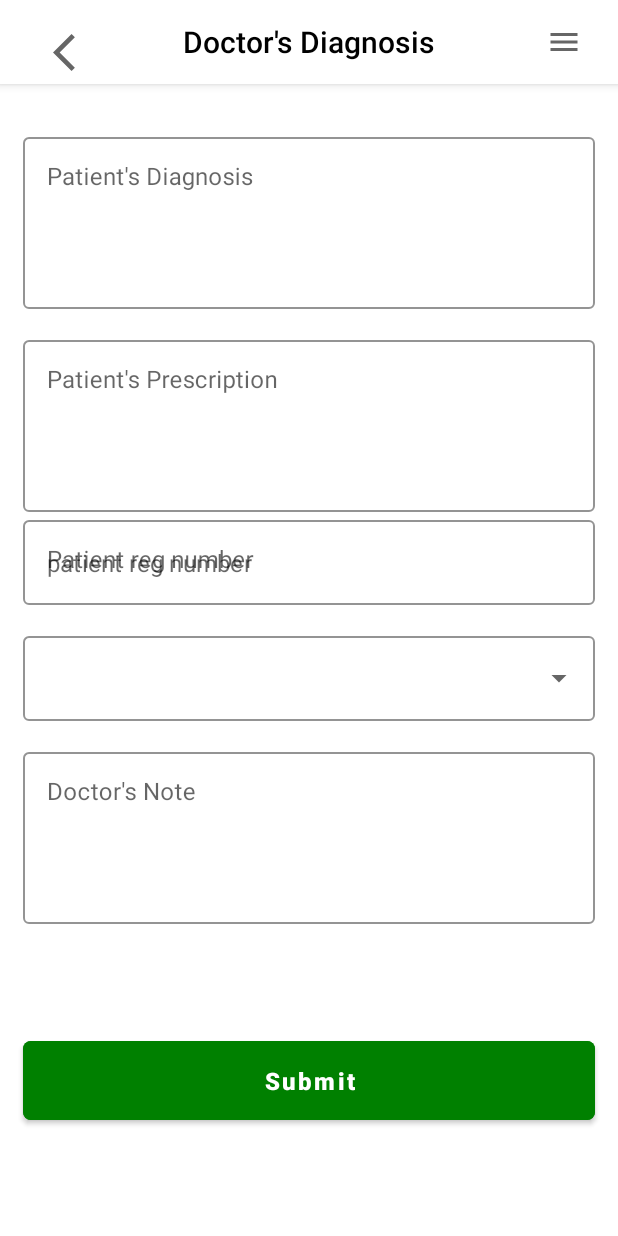
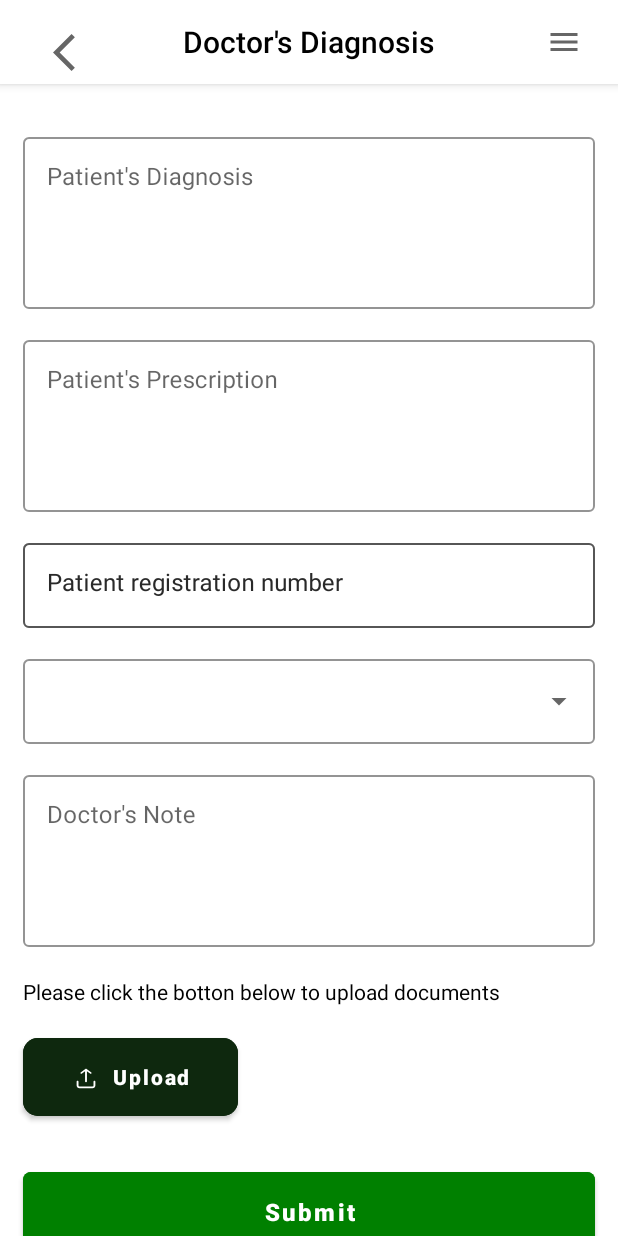
Before and after one commit to oyedsamu/Health_Records, an Android app: the DoctorPrescriptionFragment screen opened through its navigation route, on a phone screen of 412 x 824 dp. Run offline under Robolectric (Android 15) with nearby library versions, the phone set to English and light mode, and no system bars; our stand-ins replace Dagger/Hilt's generated code, navigation-ui; pictures from the network do not load; 2 statements that could not run were skipped.

Commit message:
added upload button

```diff
--- /dev/null
+++ b/app/src/main/res/drawable/upload_file_icon.xml
@@ -0,0 +1,12 @@
+<vector xmlns:android="http://schemas.android.com/apk/res/android"
+    android:width="20dp"
+    android:height="20dp"
+    android:viewportWidth="20"
+    android:viewportHeight="20">
+  <path
+      android:pathData="M7.3169,7.6772L9.375,6.1174V13.0266C9.375,13.288 9.655,13.5002 10,13.5002C10.345,13.5002 10.625,13.288 10.625,13.0266V6.1174L12.6831,7.6772C12.805,7.7698 12.965,7.816 13.125,7.816C13.285,7.816 13.445,7.7698 13.5669,7.6772C13.8109,7.4922 13.8109,7.1924 13.5669,7.0074L10.4419,4.639C10.1981,4.454 9.8019,4.454 9.5581,4.639L6.4331,7.0074C6.1891,7.1924 6.1891,7.4922 6.4331,7.6772C6.6769,7.8622 7.0731,7.8622 7.3169,7.6772Z"
+      android:fillColor="#ffffff"/>
+  <path
+      android:pathData="M15.625,12.5C15.28,12.5 15,12.78 15,13.125V15.625C15,15.9697 14.7197,16.25 14.375,16.25H5.625C5.2803,16.25 5,15.9697 5,15.625V13.125C5,12.78 4.72,12.5 4.375,12.5C4.03,12.5 3.75,12.78 3.75,13.125V15.625C3.75,16.6591 4.5909,17.5 5.625,17.5H14.375C15.4091,17.5 16.25,16.6591 16.25,15.625V13.125C16.25,12.78 15.97,12.5 15.625,12.5Z"
+      android:fillColor="#ffffff"/>
+</vector>
--- a/app/src/main/res/layout/fragment_doctor_prescription.xml
+++ b/app/src/main/res/layout/fragment_doctor_prescription.xml
@@ -116,7 +116,8 @@
             android:layout_height="wrap_content"
             android:layout_marginStart="15dp"
             android:layout_marginEnd="15dp"
-            android:hint="Patient reg number"
+            android:layout_marginTop="15dp"
+            android:hint="@string/patient_registration_number_str"
             app:boxBackgroundColor="@android:color/transparent"
             app:boxStrokeColor="@color/green"
             app:counterTextAppearance="@color/green"
@@ -131,7 +132,6 @@
                 android:layout_width="match_parent"
                 android:layout_height="match_parent"
                 android:gravity="start|top"
-                android:hint="patient reg number"
                 app:layout_constraintEnd_toEndOf="parent"
                 app:layout_constraintHorizontal_bias="0.0"
                 app:layout_constraintStart_toStartOf="parent" />
@@ -190,6 +190,73 @@
                 app:layout_constraintStart_toStartOf="parent" />
         </com.google.android.material.textfield.TextInputLayout>
 
+
+        <TextView
+            android:id="@+id/fragment_doctor_prescription_upload_file_instruction_tv"
+            android:layout_width="wrap_content"
+            android:layout_height="wrap_content"
+            android:layout_marginTop="20dp"
+            android:text="Please click the botton below to upload documents"
+            android:textColor="@color/black"
+            app:layout_constraintStart_toStartOf="@+id/fragment_doctor_note_text_input_layout"
+            app:layout_constraintTop_toBottomOf="@+id/fragment_doctor_note_text_input_layout" />
+
+
+
+        <com.google.android.material.button.MaterialButton
+            android:id="@+id/fragment_doctor_prescription_upload_file_btn"
+            android:layout_width="wrap_content"
+            android:layout_height="0dp"
+            android:layout_marginEnd="16dp"
+            android:backgroundTint="@color/dark_green"
+            android:drawableLeft="@drawable/upload_file_icon"
+            android:layout_marginTop="15dp"
+            android:drawablePadding="20dp"
+            android:enabled="true"
+            android:paddingLeft="32dp"
+            android:paddingTop="16dp"
+            android:paddingRight="32dp"
+            android:paddingBottom="16dp"
+            android:text="@string/upload_str"
+            android:textAllCaps="false"
+            android:textColor="@color/white"
+            android:textSize="14sp"
+            android:textStyle="bold"
+            android:visibility="visible"
+            app:cornerRadius="10dp"
+           app:layout_constraintTop_toBottomOf="@id/fragment_doctor_prescription_upload_file_instruction_tv"
+            app:layout_constraintStart_toStartOf="@id/fragment_doctor_prescription_upload_file_instruction_tv"
+            tools:visibility="visible" />
+
+
+        <com.google.android.material.textfield.TextInputLayout
+            android:id="@+id/fragment_doctor_prescription_file_upload_description"
+            style="@style/Widget.MaterialComponents.TextInputLayout.OutlinedBox"
+            android:layout_width="match_parent"
+            android:layout_height="wrap_content"
+            android:layout_marginStart="15dp"
+            android:layout_marginEnd="15dp"
+            android:layout_marginTop="15dp"
+            android:hint="@string/patient_registration_number_str"
+            app:boxBackgroundColor="@android:color/transparent"
+            app:boxStrokeColor="@color/green"
+            app:counterTextAppearance="@color/green"
+            app:hintTextColor="@color/green"
+            app:layout_constraintEnd_toEndOf="parent"
+            app:layout_constraintStart_toStartOf="parent"
+            app:layout_constraintTop_toBottomOf="@+id/fragment_patient_prescription_layout">
+
+
+            <com.google.android.material.textfield.TextInputEditText
+                android:id="@+id/fragment_doctor_prescription_file_"
+                android:layout_width="match_parent"
+                android:layout_height="match_parent"
+                android:gravity="start|top"
+                app:layout_constraintEnd_toEndOf="parent"
+                app:layout_constraintHorizontal_bias="0.0"
+                app:layout_constraintStart_toStartOf="parent" />
+        </com.google.android.material.textfield.TextInputLayout>
+
         <com.google.android.material.button.MaterialButton
             android:id="@+id/fragment_doctor_prescription_btn"
             android:layout_width="match_parent"
@@ -207,10 +274,11 @@
             android:textSize="16sp"
             android:textStyle="bold"
             app:cornerRadius="5dp"
+            app:layout_constraintTop_toBottomOf="@id/fragment_doctor_prescription_upload_file_btn"
             app:layout_constraintBottom_toBottomOf="parent"
             app:layout_constraintEnd_toEndOf="parent"
             app:layout_constraintStart_toStartOf="parent"
-            app:layout_constraintTop_toBottomOf="@+id/fragment_doctor_note_text_input_layout" />
+            />
 
     </androidx.constraintlayout.widget.ConstraintLayout>
 
--- a/app/src/main/res/values/strings.xml
+++ b/app/src/main/res/values/strings.xml
@@ -78,6 +78,8 @@
     <string name="forgot_your_password_str">Forgot your password?</string>
     <string name="doctor_page">Doctor Page</string>
     <string name="submit_str">Submit</string>
+    <string name="patient_registration_number_str">Patient registration number</string>
+    <string name="upload_str">Upload</string>
 
     <!-- PATIENT DETAILS- YEARS -->
     <string-array name="years">
```
